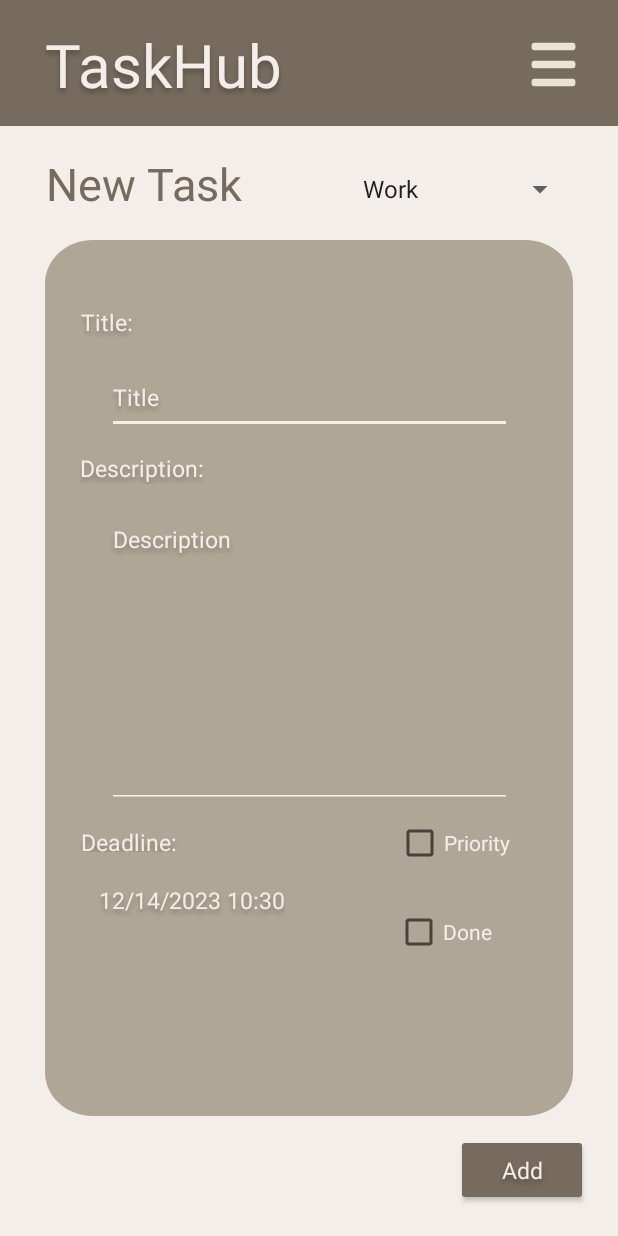
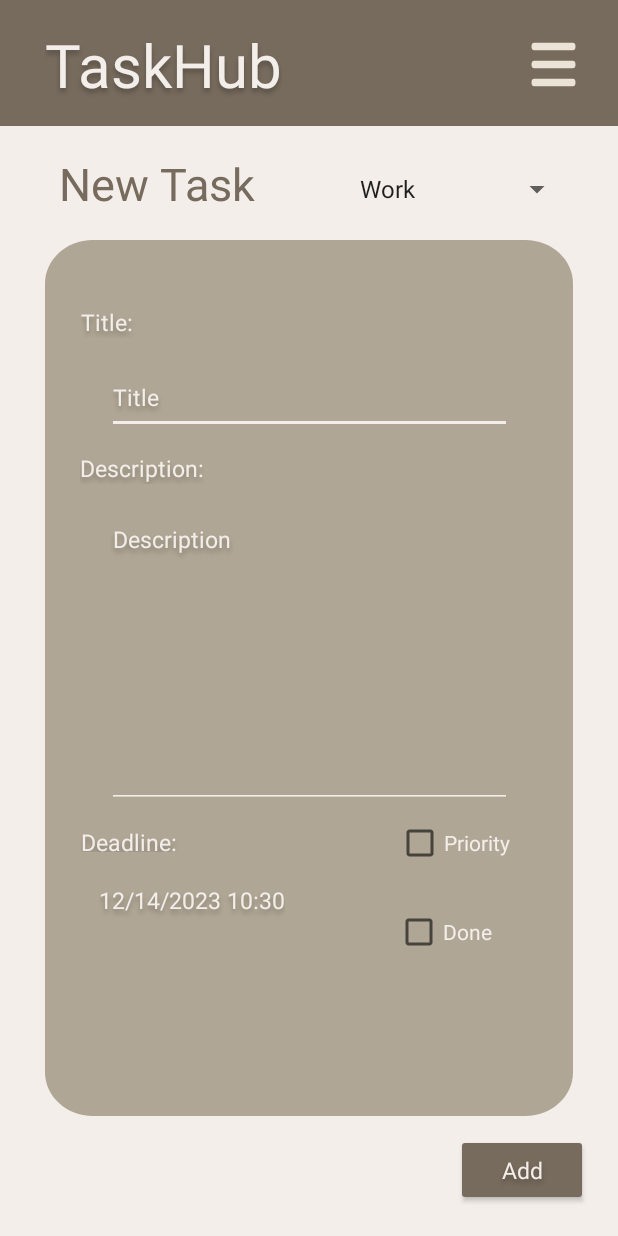
Before and after one commit to JaimeLucero/DS_LE, an Android app: the NewTaskActivity screen opened directly, with no data from a screen before it, on a phone screen of 412 x 824 dp. Run offline under Robolectric (Android 15) with nearby library versions, the light colour scheme and no system bars.

```diff
--- a/app/src/main/res/layout/activity_new_task.xml
+++ b/app/src/main/res/layout/activity_new_task.xml
@@ -59,15 +59,14 @@
         android:layout_height="wrap_content"
         android:layout_alignParentLeft="true"
         android:layout_alignParentTop="true"
-        android:layout_marginStart="20dp"
+        android:layout_marginStart="30dp"
         android:layout_marginTop="100dp"
-        android:layout_marginEnd="66dp"
         android:gravity="top"
         android:text="New Task"
         android:textAppearance="@style/new_task"
         app:layout_constraintBottom_toBottomOf="parent"
         app:layout_constraintEnd_toStartOf="@+id/spinner"
-        app:layout_constraintHorizontal_bias="0.625"
+        app:layout_constraintHorizontal_bias="0.134"
         app:layout_constraintStart_toStartOf="parent"
         app:layout_constraintTop_toTopOf="parent"
         app:layout_constraintVertical_bias="0.003" />
@@ -185,7 +184,7 @@
         android:layout_width="150dp"
         android:layout_height="wrap_content"
         android:layout_marginTop="100dp"
-        android:layout_marginEnd="28dp"
+        android:layout_marginEnd="30dp"
         android:minHeight="48dp"
         android:popupBackground="@color/off_white"
         app:layout_constraintBottom_toBottomOf="parent"
```
